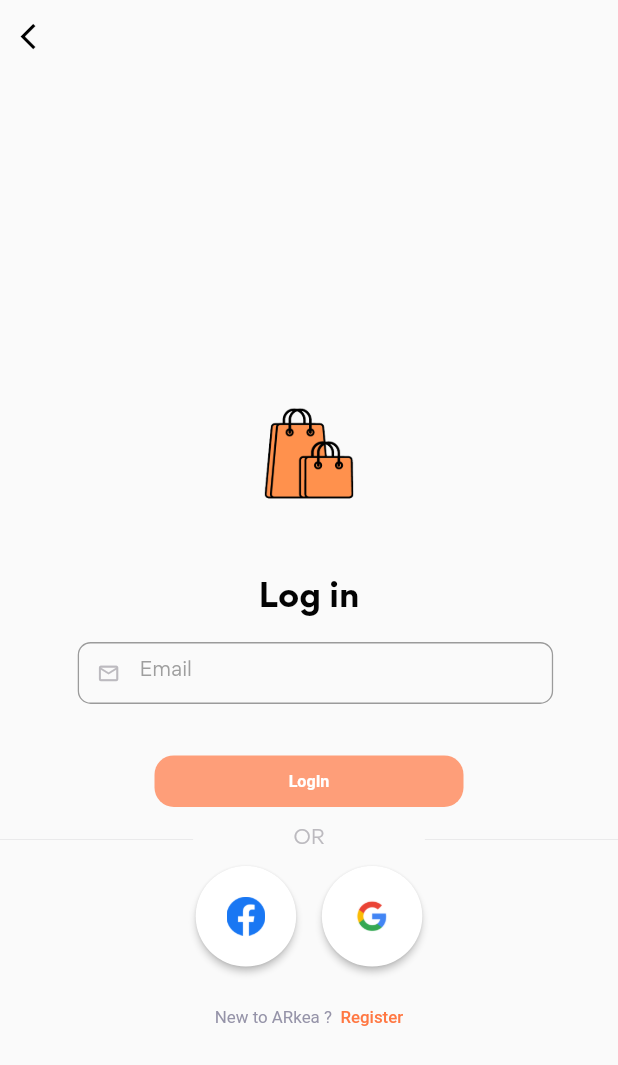
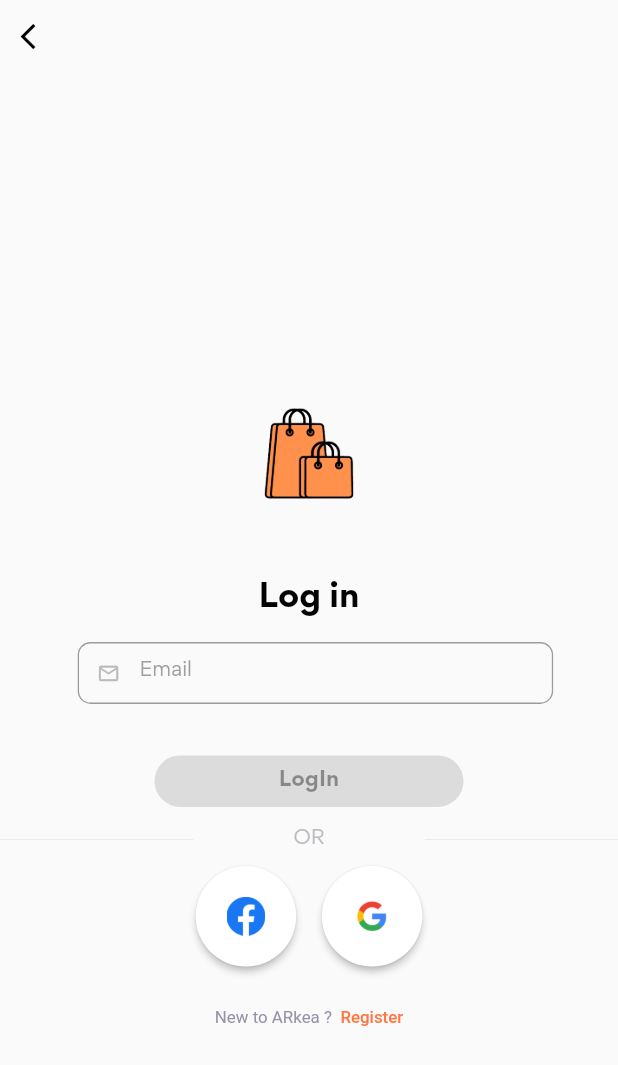
Before and after one commit to Abirgharbi/PFE_Front_Mobile-, a Flutter app: the LoginPage screen opened by its route, on a phone screen of 412 x 824 dp. Shown: the top 1065 px of the screen. Run offline on Flutter 3.47's test engine with Material 2 defaults, Android fonts, the light colour scheme and no system bars; our stand-ins replace animate_do, badges, flutter_rating_bar, flutter_svg, get, get_storage and 10 more; missing offline and left inert: cloudinary, flutter_facebook_auth, flutter_stripe, model_viewer_plus, string_to_color; accounts and stored records are empty; network calls fail.

Commit message:
fix likes

```diff
--- a/lib/Model/customer_model.dart
+++ b/lib/Model/customer_model.dart
@@ -7,10 +7,10 @@ String customerModelToJson(CustomerModel data) => json.encode(data.toJson());
 
 class CustomerModel {
   CustomerModel(
-      {this.id,
-      this.email,
-      this.name,
-      this.phone,
+      {this.id = '',
+      this.email = '',
+      this.name = '',
+      this.phone = '',
       this.image =
           "https://res.cloudinary.com/dbkivxzek/image/upload/v1681248811/ARkea/s8mz71cwjnuxpq5tylyn.png"});
 
--- a/lib/ViewModel/order_controller.dart
+++ b/lib/ViewModel/order_controller.dart
@@ -214,6 +214,9 @@ class OrderController extends GetxController {
         '{"spend": ${orderSum.value}}', "user/customer/spending/$customerId");
 
     productCarts.clear();
+
+    productCarts.value = [];
+    sharedPrefs.removePref("cart");
     orderSum.value = 0.0;
     sharedPrefs.setPref('orderSum', orderSum.value.toString());
   }
--- a/lib/Views/screens/auth/login_page.dart
+++ b/lib/Views/screens/auth/login_page.dart
@@ -35,6 +35,7 @@ class LoginPageState extends State<LoginPage> {
     }
   }
 
+  LoginController loginController = Get.put(LoginController());
   @override
   Widget build(BuildContext context) {
     return GestureDetector(
@@ -88,23 +89,48 @@ class LoginPageState extends State<LoginPage> {
                             margin: const EdgeInsets.all(15),
                             width: gWidth / 2,
                             height: gHeight / 12,
-                            child: isEnabled == true
-                                ?
-                                 SPSolidButton(
-                                    backgroundColor: MaterialStateProperty.all(
-                                        MyColors.btnColor),
-                                    text: "LogIn",
-                                    minWidth: 0,
-                                    onPressed: () {
-                                      loginController.login();
-                                    })
-
-                                : SPSolidButton(
-                                    backgroundColor: MaterialStateProperty.all(
-                                        MyColors.btnColor.withOpacity(0.7)),
-                                    text: "LogIn",
-                                    minWidth: 0,
-                                    onPressed: null),
+                            child: Obx(
+                              () {
+                                return ElevatedButton(
+                                  style: isEnabled == true
+                                      ? ElevatedButton.styleFrom(
+                                          fixedSize: const Size(50, 50),
+                                          backgroundColor: MyColors.btnColor,
+                                          shape: RoundedRectangleBorder(
+                                            borderRadius:
+                                                BorderRadius.circular(20),
+                                          ),
+                                        )
+                                      : ElevatedButton.styleFrom(
+                                          fixedSize: const Size(50, 50),
+                                          backgroundColor: MyColors.btnColor
+                                              .withOpacity(0.7),
+                                          shape: RoundedRectangleBorder(
+                                            borderRadius:
+                                                BorderRadius.circular(20),
+                                          ),
+                                        ),
+                                  onPressed: isEnabled == true
+                                      ? () async {
+                                          await loginController.login();
+                                        }
+                                      : null,
+                                  child: loginController.isLogginIn.value
+                                      ? const Center(
+                                          child: CircularProgressIndicator(
+                                            color: Colors.white,
+                                          ),
+                                        )
+                                      : const Text(
+                                          "LogIn",
+                                          style: TextStyle(
+                                            fontSize: 16,
+                                            fontWeight: FontWeight.bold,
+                                          ),
+                                        ),
+                                );
+                              },
+                            ),
                           )),
                       const OrText(),
                       const SizedBox(
--- a/lib/Views/widgets/product_card.dart
+++ b/lib/Views/widgets/product_card.dart
@@ -60,6 +60,7 @@ class _ProductCardState extends State<ProductCard> {
                     onTap: () {
                       print("tapped");
                       print(widget.product.liked);
+                      print(widget.product);
                       widget.product.liked == true
                           ? productController.removeFromWishlist(widget.product)
                           : productController.addToWishlist(widget.product);
--- a/lib/main.dart
+++ b/lib/main.dart
@@ -33,13 +33,13 @@ import 'Views/screens/profil_page/AddressScreen.dart';
 void main() async {
   WidgetsFlutterBinding.ensureInitialized();
 
-  await sharedPrefs.init();
-  await GetStorage.init();
+  sharedPrefs.init();
+  GetStorage.init();
   WidgetsFlutterBinding.ensureInitialized();
   Stripe.publishableKey = stripePublishableKey;
   Stripe.merchantIdentifier = 'merchant.flutter.stripe.test';
   Stripe.urlScheme = 'flutterstripe';
-  await Stripe.instance.applySettings();
+  Stripe.instance.applySettings();
   runApp(const MyApp());
 }
 
```
Also changed, not shown: lib/ViewModel/Payment_controller.dart (+8 -0 lines), lib/ViewModel/login_controller.dart (+29 -7 lines), lib/ViewModel/product_controller.dart (+95 -4 lines), lib/ViewModel/signup_controller.dart (+5 -4 lines), lib/ViewModel/splash_screen_controller.dart (+5 -7 lines), lib/Views/screens/ProductDetails/newArrival_screen.dart (+18 -9 lines), lib/Views/screens/ProductDetails/popular_products_screen.dart (+15 -4 lines), lib/Views/screens/auth/signup.dart (+61 -15 lines), lib/Views/screens/checkOut/checkout.dart (+5 -4 lines), lib/Views/screens/favorite_screen.dart (+8 -10 lines), lib/Views/screens/splash_screen.dart (+6 -10 lines), lib/Views/widgets/search_bar.dart (+8 -6 lines).
